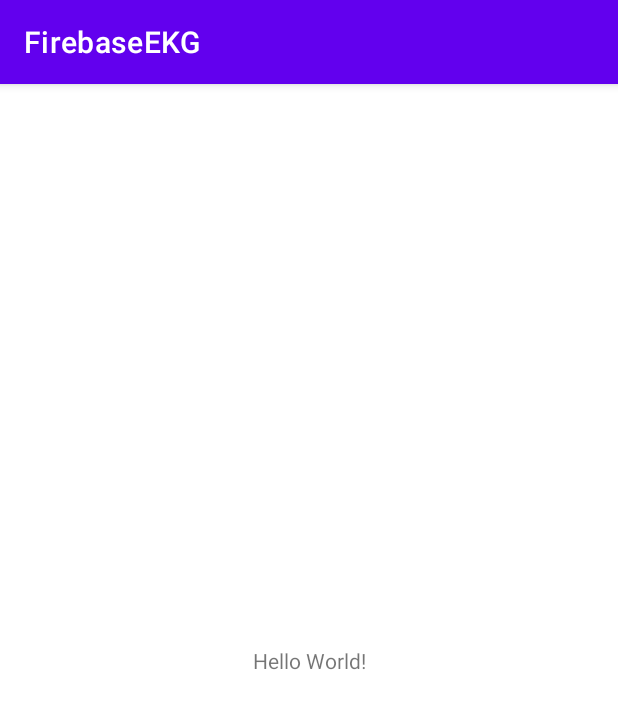
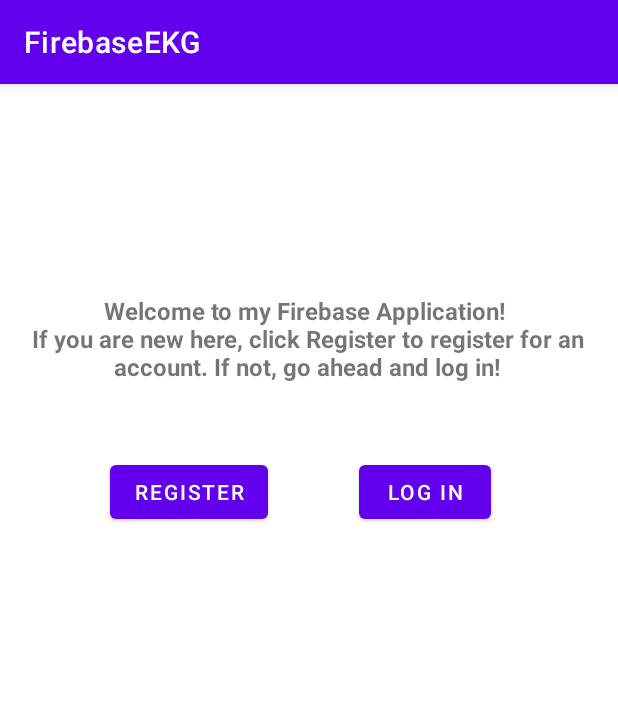
Before and after one commit to evangrau/FirebaseEKG, an Android app: the screen it shows after launch (MainActivity), on a phone screen of 412 x 824 dp. Shown: the top 709 px of the screen. Run offline under Robolectric (Android 15) with nearby library versions, the phone set to English and light mode, and no system bars; our stand-ins replace Firebase (no records; nobody signed in at launch, a user with empty details on screens opened directly).

Commit message:
MainActivity mostly done, started on ChatMessage model

```diff
--- a/app/src/main/java/com/example/firebaseekg/MainActivity.java
+++ b/app/src/main/java/com/example/firebaseekg/MainActivity.java
@@ -2,13 +2,75 @@ package com.example.firebaseekg;
 
 import androidx.appcompat.app.AppCompatActivity;
 
+import android.content.Intent;
 import android.os.Bundle;
+import android.view.View;
+import android.widget.Button;
+
+import com.google.firebase.auth.FirebaseAuth;
+import com.google.firebase.auth.FirebaseUser;
 
 public class MainActivity extends AppCompatActivity {
+
+    private Button registerButton, loginButton, logoutButton;
 
     @Override
     protected void onCreate(Bundle savedInstanceState) {
         super.onCreate(savedInstanceState);
         setContentView(R.layout.activity_main);
+
+        registerButton = (Button) findViewById(R.id.btn_register);
+        registerButton.setOnClickListener(new View.OnClickListener() {
+            @Override
+            public void onClick(View v) {
+                Intent intent = new Intent(MainActivity.this, RegistrationActivity.class);
+                startActivity(intent);
+            }
+        });
+
+        loginButton = (Button) findViewById(R.id.btn_login);
+        loginButton.setOnClickListener(new View.OnClickListener() {
+            @Override
+            public void onClick(View v) {
+                Intent intent = new Intent(MainActivity.this, LoginActivity.class);
+                startActivity(intent);
+            }
+        });
+
+        logoutButton = (Button) findViewById(R.id.btn_logout);
+        logoutButton.setOnClickListener(new View.OnClickListener() {
+            @Override
+            public void onClick(View v) {
+                logOut();
+            }
+        });
+
+        // setting all of the buttons to invisible to start
+        registerButton.setVisibility(View.GONE);
+        loginButton.setVisibility(View.GONE);
+        logoutButton.setVisibility(View.GONE);
+
+        FirebaseAuth mAuth = FirebaseAuth.getInstance();
+
+        // Check if user is signed in (non-null) and update UI accordingly.
+        FirebaseUser currentUser = mAuth.getCurrentUser();
+
+        if (currentUser == null)
+        {
+            registerButton.setVisibility(View.VISIBLE);
+            loginButton.setVisibility(View.VISIBLE);
+        }
+        else
+        {
+            logoutButton.setVisibility(View.VISIBLE);
+        }
+    }
+
+    private void logOut() {
+        // logs out the user
+        FirebaseAuth.getInstance().signOut();
+
+        // recreates the activity so that the user sees the original screen
+        recreate();
     }
 }
--- a/app/src/main/res/layout/activity_main.xml
+++ b/app/src/main/res/layout/activity_main.xml
@@ -2,16 +2,60 @@
 <androidx.constraintlayout.widget.ConstraintLayout xmlns:android="http://schemas.android.com/apk/res/android"
     xmlns:app="http://schemas.android.com/apk/res-auto"
     xmlns:tools="http://schemas.android.com/tools"
-    android:layout_width="match_parent"
-    android:layout_height="match_parent"
+    android:id="@+id/relativeLayout"
+    android:layout_width="fill_parent"
+    android:layout_height="fill_parent"
+    android:gravity="center"
     tools:context=".MainActivity">
 
-    <TextView
+    <Button
+        android:id="@+id/btn_register"
         android:layout_width="wrap_content"
         android:layout_height="wrap_content"
-        android:text="Hello World!"
-        app:layout_constraintBottom_toBottomOf="parent"
+        android:layout_marginTop="32dp"
+        android:text="@string/register"
         app:layout_constraintEnd_toEndOf="parent"
+        app:layout_constraintHorizontal_bias="0.239"
+        app:layout_constraintStart_toStartOf="parent"
+        app:layout_constraintTop_toBottomOf="@+id/welcomeText" />
+
+    <Button
+        android:id="@+id/btn_login"
+        android:layout_width="wrap_content"
+        android:layout_height="wrap_content"
+        android:layout_marginStart="239dp"
+        android:layout_marginTop="32dp"
+        android:layout_marginEnd="84dp"
+        android:text="@string/log_in"
+        app:layout_constraintEnd_toEndOf="parent"
+        app:layout_constraintHorizontal_bias="0.0"
+        app:layout_constraintStart_toStartOf="parent"
+        app:layout_constraintTop_toBottomOf="@+id/welcomeText" />
+
+    <Button
+        android:id="@+id/btn_logout"
+        android:layout_width="wrap_content"
+        android:layout_height="wrap_content"
+        android:layout_marginTop="84dp"
+        android:layout_marginEnd="156dp"
+        android:text="@string/log_out"
+        app:layout_constraintEnd_toEndOf="parent"
+        app:layout_constraintLeft_toLeftOf="parent"
+        app:layout_constraintRight_toRightOf="parent"
+        app:layout_constraintTop_toBottomOf="@+id/welcomeText" />
+
+    <TextView
+        android:id="@+id/welcomeText"
+        android:layout_width="386dp"
+        android:layout_height="76dp"
+        android:layout_marginStart="12dp"
+        android:layout_marginTop="140dp"
+        android:text="@string/welcome_msg"
+        android:textAlignment="center"
+        android:textSize="16sp"
+        android:textStyle="bold"
+        app:layout_constraintLeft_toLeftOf="parent"
+        app:layout_constraintRight_toRightOf="parent"
         app:layout_constraintStart_toStartOf="parent"
         app:layout_constraintTop_toTopOf="parent" />
 
--- a/app/src/main/res/values/strings.xml
+++ b/app/src/main/res/values/strings.xml
@@ -1,3 +1,8 @@
 <resources>
     <string name="app_name">FirebaseEKG</string>
+    <string name="register">Register</string>
+    <string name="log_in">Log in</string>
+    <string name="log_out">Log out</string>
+    <string name="welcome_msg">Welcome to my Firebase Application!
+        \nIf you are new here, click Register to register for an account. If not, go ahead and log in!</string>
 </resources>
```
Also changed, not shown: app/src/main/java/com/example/firebaseekg/ChatMessage.java (added, +45 -0 lines), 2 other files.
